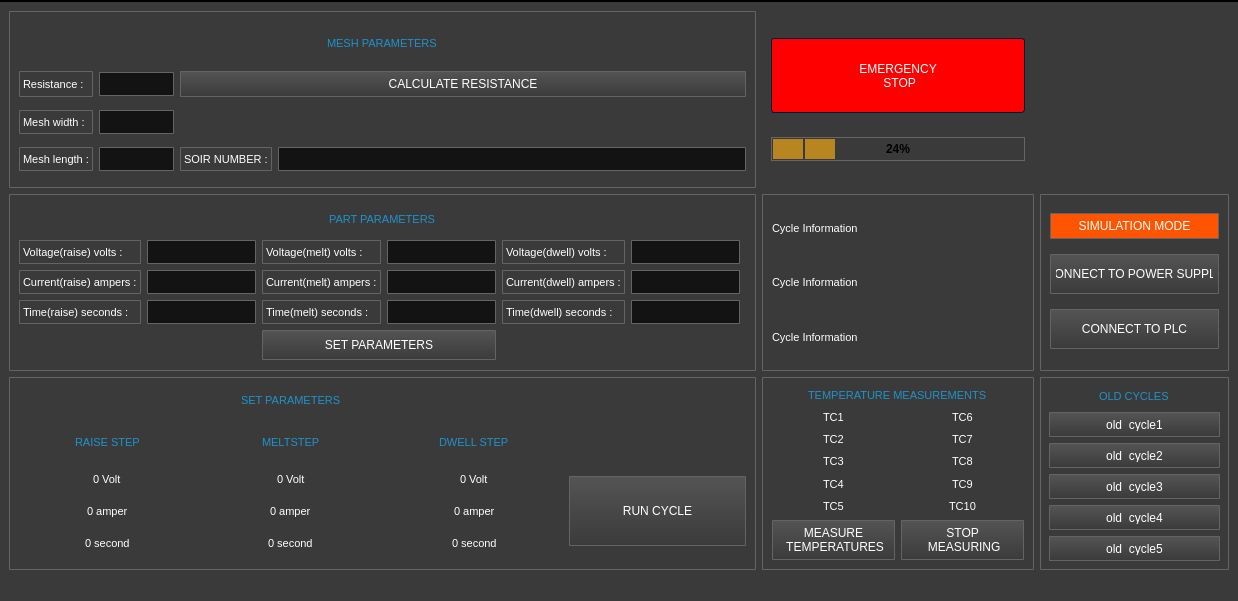
Above: ui.ui from emreisler/weld-redesign before the change. Below: the same form after it.
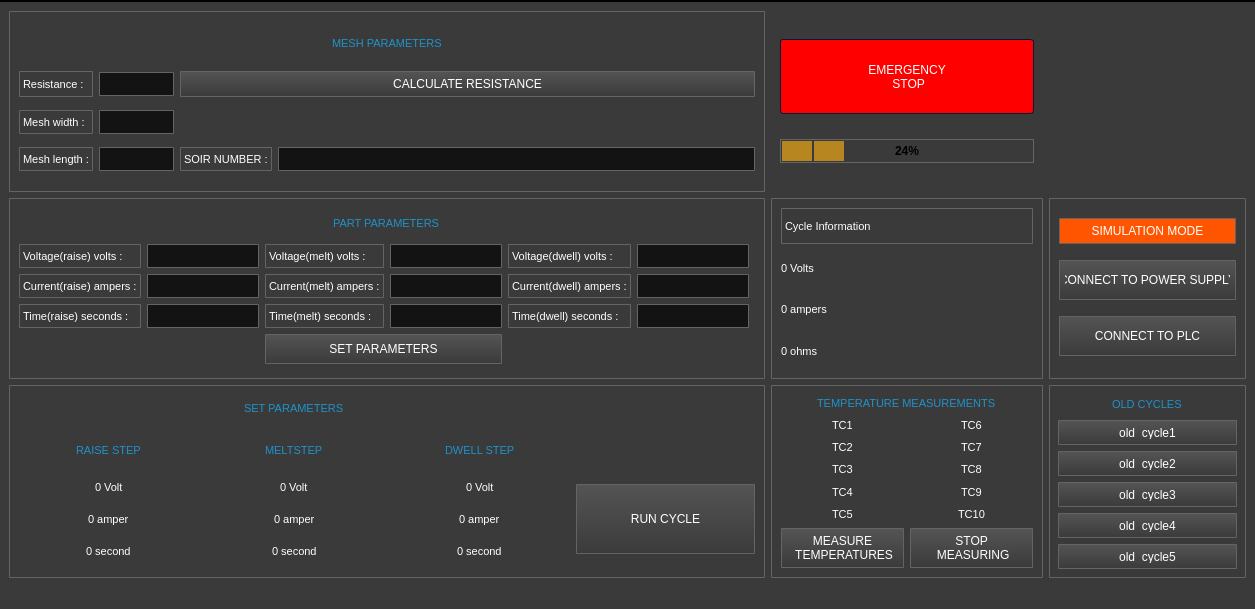
That is the form after the change. Icons and pictures are not drawn.

Diff of the .ui file:
```diff
--- a/ui.ui
+++ b/ui.ui
@@ -6,8 +6,8 @@
    <rect>
     <x>0</x>
     <y>0</y>
-    <width>1238</width>
-    <height>601</height>
+    <width>1255</width>
+    <height>609</height>
    </rect>
   </property>
   <property name="windowTitle">
@@ -1019,30 +1019,40 @@
          <string notr="true">border-width: 1; border-radius: 1;border-style: solid;border-color: rgb(100,100,100)</string>
         </property>
         <layout class="QGridLayout" name="gridLayout_9">
+         <item row="2" column="0">
+          <widget class="QLabel" name="current_info_label">
+           <property name="styleSheet">
+            <string notr="true">font: 10pt &quot;MS Shell Dlg 2&quot;;border-style : none;</string>
+           </property>
+           <property name="text">
+            <string>0 ampers</string>
+           </property>
+          </widget>
+         </item>
          <item row="1" column="0">
           <widget class="QLabel" name="cycle_info2_label">
            <property name="styleSheet">
             <string notr="true">border-style : none;</string>
            </property>
            <property name="text">
-            <string>Cycle Information</string>
+            <string>0 Volts</string>
+           </property>
+          </widget>
+         </item>
+         <item row="3" column="0">
+          <widget class="QLabel" name="resistance_info_label">
+           <property name="styleSheet">
+            <string notr="true">font: 10pt &quot;MS Shell Dlg 2&quot;;border-style : none;</string>
+           </property>
+           <property name="text">
+            <string>0 ohms</string>
            </property>
           </widget>
          </item>
          <item row="0" column="0">
           <widget class="QLabel" name="cycle_info1_label">
            <property name="styleSheet">
-            <string notr="true">border-style : none;</string>
-           </property>
-           <property name="text">
-            <string>Cycle Information</string>
-           </property>
-          </widget>
-         </item>
-         <item row="2" column="0">
-          <widget class="QLabel" name="cycle_info3_label">
-           <property name="styleSheet">
-            <string notr="true">border-style : none;</string>
+            <string notr="true">font: 11pt &quot;MS Shell Dlg 2&quot;;</string>
            </property>
            <property name="text">
             <string>Cycle Information</string>
@@ -1144,6 +1154,9 @@
          </item>
          <item row="1" column="2" colspan="2">
           <widget class="QPushButton" name="pushButton">
+           <property name="styleSheet">
+            <string notr="true">font: 11pt &quot;MS Shell Dlg 2&quot;;</string>
+           </property>
            <property name="text">
             <string>CALCULATE RESISTANCE</string>
            </property>
@@ -1465,6 +1478,9 @@
              <height>40</height>
             </size>
            </property>
+           <property name="styleSheet">
+            <string notr="true">font: 11pt &quot;MS Shell Dlg 2&quot;;</string>
+           </property>
            <property name="text">
             <string>CONNECT TO PLC</string>
            </property>
@@ -1478,6 +1494,9 @@
              <height>40</height>
             </size>
            </property>
+           <property name="styleSheet">
+            <string notr="true">font: 11pt &quot;MS Shell Dlg 2&quot;;</string>
+           </property>
            <property name="text">
             <string>CONNECT TO POWER SUPPLY</string>
            </property>
@@ -1660,6 +1679,9 @@
              <height>30</height>
             </size>
            </property>
+           <property name="styleSheet">
+            <string notr="true">font: 11pt &quot;MS Shell Dlg 2&quot;;</string>
+           </property>
            <property name="text">
             <string>STOP 
  MEASURING</string>
@@ -1706,6 +1728,9 @@
              <height>30</height>
             </size>
            </property>
+           <property name="styleSheet">
+            <string notr="true">font: 11pt &quot;MS Shell Dlg 2&quot;;</string>
+           </property>
            <property name="text">
             <string>MEASURE 
  TEMPERATURES</string>
@@ -1723,6 +1748,9 @@
         <layout class="QGridLayout" name="gridLayout_3">
          <item row="1" column="4">
           <widget class="QLabel" name="label_10">
+           <property name="styleSheet">
+            <string notr="true">font: 10pt &quot;MS Shell Dlg 2&quot;;</string>
+           </property>
            <property name="text">
             <string>Voltage(dwell) volts :</string>
            </property>
@@ -1747,6 +1775,9 @@
          </item>
          <item row="1" column="0">
           <widget class="QLabel" name="label_4">
+           <property name="styleSheet">
+            <string notr="true">font: 10pt &quot;MS Shell Dlg 2&quot;;</string>
+           </property>
            <property name="text">
             <string>Voltage(raise) volts :</string>
            </property>
@@ -1754,6 +1785,9 @@
          </item>
          <item row="3" column="2">
           <widget class="QLabel" name="label_9">
+           <property name="styleSheet">
+            <string notr="true">font: 10pt &quot;MS Shell Dlg 2&quot;;</string>
+           </property>
            <property name="text">
             <string>Time(melt) seconds :</string>
            </property>
@@ -1770,6 +1804,9 @@
          </item>
          <item row="2" column="4">
           <widget class="QLabel" name="label_11">
+           <property name="styleSheet">
+            <string notr="true">font: 10pt &quot;MS Shell Dlg 2&quot;;</string>
+           </property>
            <property name="text">
             <string>Current(dwell) ampers :</string>
            </property>
@@ -1777,6 +1814,9 @@
          </item>
          <item row="2" column="0">
           <widget class="QLabel" name="label_5">
+           <property name="styleSheet">
+            <string notr="true">font: 10pt &quot;MS Shell Dlg 2&quot;;</string>
+           </property>
            <property name="text">
             <string>Current(raise) ampers :</string>
            </property>
@@ -1790,6 +1830,9 @@
          </item>
          <item row="3" column="0">
           <widget class="QLabel" name="label_6">
+           <property name="styleSheet">
+            <string notr="true">font: 10pt &quot;MS Shell Dlg 2&quot;;</string>
+           </property>
            <property name="text">
             <string>Time(raise) seconds :</string>
            </property>
@@ -1797,6 +1840,9 @@
          </item>
          <item row="3" column="4">
           <widget class="QLabel" name="label_12">
+           <property name="styleSheet">
+            <string notr="true">font: 10pt &quot;MS Shell Dlg 2&quot;;</string>
+           </property>
            <property name="text">
             <string>Time(dwell) seconds :</string>
            </property>
@@ -1829,6 +1875,9 @@
          </item>
          <item row="2" column="2">
           <widget class="QLabel" name="label_8">
+           <property name="styleSheet">
+            <string notr="true">font: 10pt &quot;MS Shell Dlg 2&quot;;</string>
+           </property>
            <property name="text">
             <string>Current(melt) ampers :</string>
            </property>
@@ -1836,6 +1885,9 @@
          </item>
          <item row="1" column="2">
           <widget class="QLabel" name="label_7">
+           <property name="styleSheet">
+            <string notr="true">font: 10pt &quot;MS Shell Dlg 2&quot;;</string>
+           </property>
            <property name="text">
             <string>Voltage(melt) volts :</string>
            </property>
@@ -1892,6 +1944,9 @@
              <height>25</height>
             </size>
            </property>
+           <property name="styleSheet">
+            <string notr="true">font: 9pt &quot;MS Shell Dlg 2&quot;;</string>
+           </property>
            <property name="text">
             <string>old_cycle3</string>
            </property>
@@ -1911,6 +1966,9 @@
              <height>25</height>
             </size>
            </property>
+           <property name="styleSheet">
+            <string notr="true">font: 9pt &quot;MS Shell Dlg 2&quot;;</string>
+           </property>
            <property name="text">
             <string>old_cycle4</string>
            </property>
@@ -1930,6 +1988,9 @@
              <height>25</height>
             </size>
            </property>
+           <property name="styleSheet">
+            <string notr="true">font: 9pt &quot;MS Shell Dlg 2&quot;;</string>
+           </property>
            <property name="text">
             <string>old_cycle2</string>
            </property>
@@ -1949,6 +2010,9 @@
              <height>25</height>
             </size>
            </property>
+           <property name="styleSheet">
+            <string notr="true">font: 9pt &quot;MS Shell Dlg 2&quot;;</string>
+           </property>
            <property name="text">
             <string>old_cycle5</string>
            </property>
@@ -1968,6 +2032,9 @@
              <height>25</height>
             </size>
            </property>
+           <property name="styleSheet">
+            <string notr="true">font: 9pt &quot;MS Shell Dlg 2&quot;;</string>
+           </property>
            <property name="text">
             <string>old_cycle1</string>
            </property>
@@ -1985,7 +2052,7 @@
     <rect>
      <x>0</x>
      <y>0</y>
-     <width>1238</width>
+     <width>1255</width>
      <height>30</height>
     </rect>
    </property>
```
Left out of the diff: 43 changed lines with no effect on the pictures.
